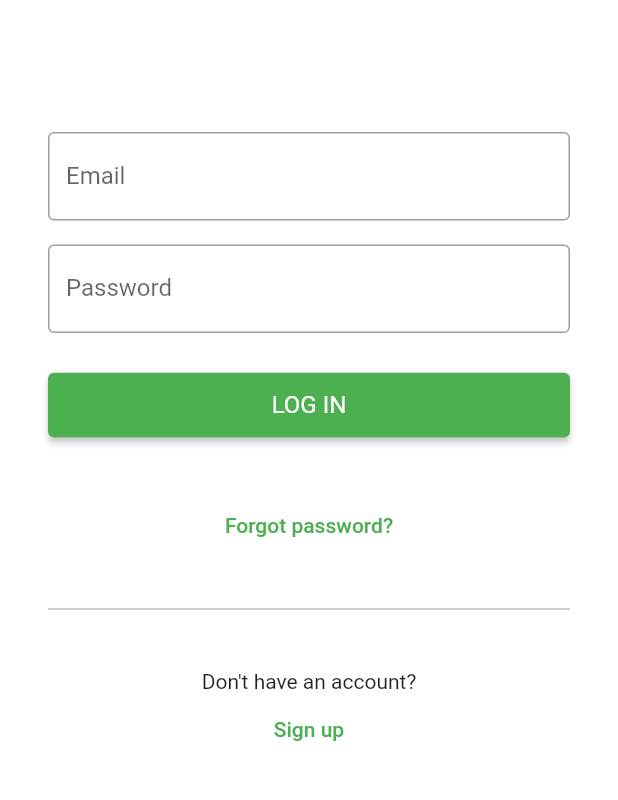
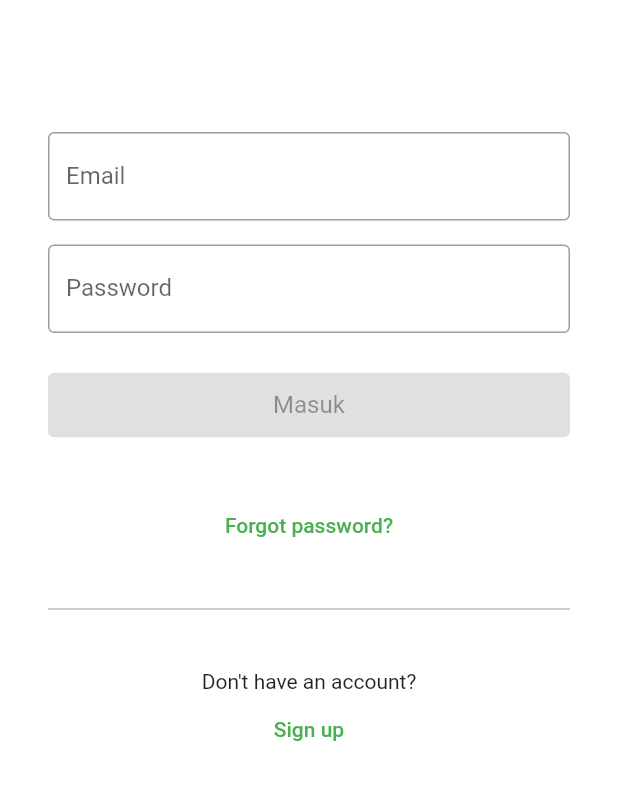
Before and after one commit to hafnisulun/apate-mobile-app, a Flutter app: the screen it shows after launch, on a phone screen of 412 x 824 dp, the part 384-1184 px from its top. Run offline on Flutter 3.47's test engine with Material 2 defaults, Android fonts, the phone set to English and light mode, and no system bars; our stand-ins replace bloc, dio, equatable, flutter_bloc, flutter_secure_storage, formz and 2 more; accounts and stored records are empty.

Commit message:
Add email and password validation

```diff
--- a/lib/bloc/login/login_event.dart
+++ b/lib/bloc/login/login_event.dart
@@ -16,6 +16,8 @@ class EmailChanged extends LoginEvent {
   List<Object> get props => [email];
 }
 
+class EmailUnfocused extends LoginEvent {}
+
 class PasswordChanged extends LoginEvent {
   const PasswordChanged({required this.password});
 
@@ -25,6 +27,35 @@ class PasswordChanged extends LoginEvent {
   List<Object> get props => [password];
 }
 
-class LoginSubmitted extends LoginEvent {}
+class PasswordUnfocused extends LoginEvent {}
 
-class LoginErrorShown extends LoginEvent {}
+class FormSubmitted extends LoginEvent {}
+
+// abstract class LoginEvent extends Equatable {
+//   const LoginEvent();
+//
+//   @override
+//   List<Object> get props => [];
+// }
+//
+// class EmailChanged extends LoginEvent {
+//   const EmailChanged({required this.email});
+//
+//   final String email;
+//
+//   @override
+//   List<Object> get props => [email];
+// }
+//
+// class PasswordChanged extends LoginEvent {
+//   const PasswordChanged({required this.password});
+//
+//   final String password;
+//
+//   @override
+//   List<Object> get props => [password];
+// }
+//
+// class LoginSubmitted extends LoginEvent {}
+//
+// class LoginErrorShown extends LoginEvent {}
--- a/lib/bloc/login/login_state.dart
+++ b/lib/bloc/login/login_state.dart
@@ -2,31 +2,62 @@ part of 'login_bloc.dart';
 
 class LoginState extends Equatable {
   const LoginState({
-    this.status = 'idle',
+    this.email = const Email.pure(),
+    this.password = const Password.pure(),
+    this.status = FormzStatus.pure,
     this.message = '',
-    this.email = '',
-    this.password = '',
   });
 
-  final String status;
+  final Email email;
+  final Password password;
+  final FormzStatus status;
   final String message;
-  final String email;
-  final String password;
 
   LoginState copyWith({
-    String? status,
+    Email? email,
+    Password? password,
+    FormzStatus? status,
     String? message,
-    String? email,
-    String? password,
   }) {
     return LoginState(
+      email: email ?? this.email,
+      password: password ?? this.password,
       status: status ?? this.status,
       message: message ?? this.message,
-      email: email ?? this.email,
-      password: password ?? this.password,
     );
   }
 
   @override
-  List<Object> get props => [status, message, email, password];
+  List<Object> get props => [email, password, status, message];
 }
+
+// class LoginState extends Equatable {
+//   const LoginState({
+//     this.status = 'idle',
+//     this.message = '',
+//     this.email = '',
+//     this.password = '',
+//   });
+//
+//   final String status;
+//   final String message;
+//   final String email;
+//   final String password;
+//
+//   LoginState copyWith({
+//     String? status,
+//     String? message,
+//     String? email,
+//     String? password,
+//   }) {
+//     return LoginState(
+//       status: status ?? this.status,
+//       message: message ?? this.message,
+//       email: email ?? this.email,
+//       password: password ?? this.password,
+//     );
+//   }
+//
+//   @override
+//   List<Object> get props => [status, message, email, password];
+// }
--- /dev/null
+++ b/lib/data/models/email.dart
@@ -0,0 +1,20 @@
+import 'package:formz/formz.dart';
+
+enum EmailValidationError { invalid }
+
+class Email extends FormzInput<String, EmailValidationError> {
+  const Email.pure([String value = '']) : super.pure(value);
+
+  const Email.dirty([String value = '']) : super.dirty(value);
+
+  static final _emailRegex = RegExp(
+    r'^[a-zA-Z0-9.!#$%&’*+/=?^_`{|}~-]+@[a-zA-Z0-9-]+(?:\.[a-zA-Z0-9-]+)*$',
+  );
+
+  @override
+  EmailValidationError? validator(String? value) {
+    return _emailRegex.hasMatch(value ?? '')
+        ? null
+        : EmailValidationError.invalid;
+  }
+}
--- /dev/null
+++ b/lib/data/models/password.dart
@@ -0,0 +1,16 @@
+import 'package:formz/formz.dart';
+
+enum PasswordValidationError { invalid }
+
+class Password extends FormzInput<String, PasswordValidationError> {
+  const Password.pure([String value = '']) : super.pure(value);
+
+  const Password.dirty([String value = '']) : super.dirty(value);
+
+  @override
+  PasswordValidationError? validator(String? value) {
+    return value != null && value.isNotEmpty && value.length >= 6
+        ? null
+        : PasswordValidationError.invalid;
+  }
+}
--- a/lib/screens/login_screen.dart
+++ b/lib/screens/login_screen.dart
@@ -3,6 +3,7 @@ import 'package:apate/data/repositories/login_repository.dart';
 import 'package:apate/screens/home_screen.dart';
 import 'package:flutter/material.dart';
 import 'package:flutter_bloc/flutter_bloc.dart';
+import 'package:formz/formz.dart';
 
 class LoginScreen extends StatefulWidget {
   @override
@@ -26,19 +27,19 @@ class LoginView extends StatelessWidget {
   Widget build(BuildContext context) {
     return BlocListener<LoginBloc, LoginState>(
       listener: (context, state) {
-        if (state.status == 'success') {
+        if (state.status.isSubmissionSuccess) {
+          ScaffoldMessenger.of(context).hideCurrentSnackBar();
           Navigator.pushAndRemoveUntil(
             context,
             MaterialPageRoute(builder: (context) => HomeScreen()),
             (_) => false,
           );
-        } else if (state.status == 'error') {
+        } else if (state.status.isSubmissionFailure) {
           ScaffoldMessenger.of(context).showSnackBar(
             SnackBar(
               content: Text(state.message),
             ),
           );
-          context.read<LoginBloc>().add(LoginErrorShown());
         }
       },
       child: BlocBuilder<LoginBloc, LoginState>(
@@ -73,10 +74,16 @@ class LoginView extends StatelessWidget {
                             padding: EdgeInsets.symmetric(vertical: 8),
                             child: Column(
                               children: <Widget>[
-                                _buildLoginForm(context),
-                                _buildForgotPasswordButton(context),
-                                _buildDivider(context),
-                                _buildRegisterButton(context),
+                                LoginForm(),
+                                ForgotPasswordButton(),
+                                Padding(
+                                  padding: const EdgeInsets.only(
+                                    top: 16,
+                                    bottom: 24,
+                                  ),
+                                  child: Divider(color: Colors.grey),
+                                ),
+                                SignUpButton(),
                               ],
                             ),
                           ),
@@ -94,14 +101,29 @@ class LoginView extends StatelessWidget {
       ),
     );
   }
+}
 
-  Widget _buildLoginForm(BuildContext context) {
+class LoginForm extends StatelessWidget {
+  @override
+  Widget build(BuildContext context) {
     return Padding(
       padding: const EdgeInsets.symmetric(vertical: 8),
       child: Column(
         crossAxisAlignment: CrossAxisAlignment.start,
         children: [
-          Padding(
+          EmailInput(),
+          PasswordInput(),
+          SubmitButton(),
+        ],
+      ),
+    );
+  }
+}
+
+class EmailInput extends StatelessWidget {
+  @override
+  Widget build(BuildContext context) {
+    return Padding(
       padding: const EdgeInsets.symmetric(vertical: 8),
       child: TextField(
         decoration: InputDecoration(
@@ -113,8 +135,14 @@ class LoginView extends StatelessWidget {
           context.read<LoginBloc>().add(EmailChanged(email: value));
         },
       ),
-          ),
-          Padding(
+    );
+  }
+}
+
+class PasswordInput extends StatelessWidget {
+  @override
+  Widget build(BuildContext context) {
+    return Padding(
       padding: const EdgeInsets.symmetric(vertical: 8),
       child: TextField(
         decoration: InputDecoration(
@@ -126,81 +154,73 @@ class LoginView extends StatelessWidget {
           context.read<LoginBloc>().add(PasswordChanged(password: value));
         },
       ),
-          ),
-          Padding(
+    );
+  }
+}
+
+class SubmitButton extends StatelessWidget {
+  @override
+  Widget build(BuildContext context) {
+    return BlocBuilder<LoginBloc, LoginState>(
+      buildWhen: (previous, current) => previous.status != current.status,
+      builder: (context, state) {
+        return Padding(
           padding: const EdgeInsets.symmetric(vertical: 16),
           child: SizedBox(
             width: double.infinity,
             child: ElevatedButton(
-                onPressed: () => _logIn(context),
+              onPressed: state.status.isValidated
+                  ? () => context.read<LoginBloc>().add(FormSubmitted())
+                  : null,
               style: ElevatedButton.styleFrom(
                 textStyle: TextStyle(
                   fontSize: 16.0,
                 ),
                 padding: const EdgeInsets.symmetric(vertical: 12),
               ),
-                child: Text('LOG IN'),
+              child: Text('Masuk'),
             ),
           ),
-          ),
-        ],
-      ),
+        );
+      },
     );
   }
+}
 
-  Widget _buildForgotPasswordButton(BuildContext context) {
+class ForgotPasswordButton extends StatelessWidget {
+  @override
+  Widget build(BuildContext context) {
     return Padding(
       padding: const EdgeInsets.symmetric(vertical: 8),
       child: TextButton(
-        onPressed: () => _forgotPassword(context),
+        onPressed: () => ScaffoldMessenger.of(context).showSnackBar(
+          SnackBar(
+            content: Text('Forgot password'),
+          ),
+        ),
         child: Text('Forgot password?'),
       ),
     );
   }
-
-  Widget _buildDivider(BuildContext context) {
-    return Padding(
-      padding: const EdgeInsets.only(
-        top: 16,
-        bottom: 24,
-      ),
-      child: Divider(color: Colors.grey),
-    );
 }
 
-  Widget _buildRegisterButton(BuildContext context) {
+class SignUpButton extends StatelessWidget {
+  @override
+  Widget build(BuildContext context) {
     return Padding(
       padding: const EdgeInsets.symmetric(vertical: 8),
       child: Column(
         children: [
           Text("Don't have an account?"),
           TextButton(
-            onPressed: () => _signUp(context),
+            onPressed: () => ScaffoldMessenger.of(context).showSnackBar(
+              SnackBar(
+                content: Text('Sign up'),
+              ),
+            ),
             child: Text('Sign up'),
           ),
         ],
-      ),
-    );
-  }
-
-  void _logIn(BuildContext context) async {
-    context.read<LoginBloc>().add(LoginSubmitted());
-  }
-
-  void _forgotPassword(BuildContext context) async {
-    print('forgot password');
-    ScaffoldMessenger.of(context).showSnackBar(
-      SnackBar(
-        content: Text('Forgot password'),
-      ),
-    );
-  }
-
-  void _signUp(BuildContext context) async {
-    print('sign up');
-    ScaffoldMessenger.of(context).showSnackBar(
-      SnackBar(
-        content: Text('Sign up'),
       ),
     );
   }
@@ -210,7 +230,7 @@ class OpacityView extends StatelessWidget {
   @override
   Widget build(BuildContext context) {
     return BlocBuilder<LoginBloc, LoginState>(builder: (context, state) {
-      if (state.status == 'submitting') {
+      if (state.status.isSubmissionInProgress) {
         return Opacity(
           opacity: 0.7,
           child: const ModalBarrier(
@@ -229,7 +249,7 @@ class LoadingView extends StatelessWidget {
   @override
   Widget build(BuildContext context) {
     return BlocBuilder<LoginBloc, LoginState>(builder: (context, state) {
-      if (state.status == 'submitting') {
+      if (state.status.isSubmissionInProgress) {
         return Center(
           child: AlertDialog(
             content: new Row(
--- a/pubspec.yaml
+++ b/pubspec.yaml
@@ -27,7 +27,7 @@ dependencies:
     sdk: flutter
   flutter_bloc: ^8.0.1
   flutter_secure_storage: ^5.0.2
-  flutter_svg: ^0.22.0
+  formz: ^0.4.1
   intl: ^0.17.0
   meta: ^1.3.0
   path: ^1.8.0
```
Also changed, not shown: lib/bloc/login/login_bloc.dart (+67 -26 lines), lib/data/repositories/login_repository.dart (+6 -7 lines), pubspec.lock, 2 other files. Lines whose indentation alone changed are shown as unchanged.
